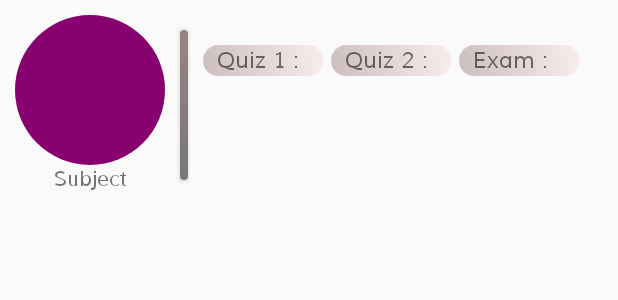
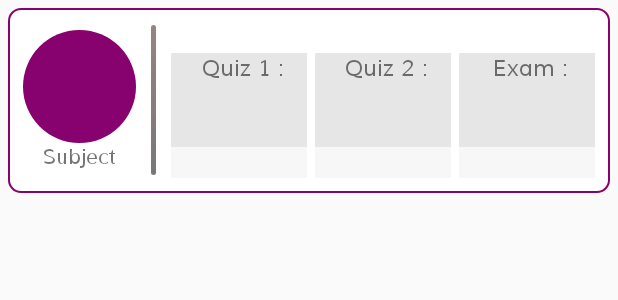
Before and after one commit to itekin156/ekraa, an Android app: the layout item_mark.xml on its own in the app's theme, with its tools: preview values and no code run, on a phone screen of 412 x 824 dp. Shown: the top 300 px of the screen. Run offline under Robolectric (Android 15) with nearby library versions, the phone set to English and light mode, and no system bars.

Commit message:
بخخخخخخخخخخخخ

```diff
--- a/app/src/main/java/com/example/user/electricschool/MarkActivity.java
+++ b/app/src/main/java/com/example/user/electricschool/MarkActivity.java
@@ -1,9 +1,12 @@
 package com.example.user.electricschool;
 
 import androidx.appcompat.app.AppCompatActivity;
+
 import android.os.Bundle;
+
 import androidx.recyclerview.widget.LinearLayoutManager;
 import androidx.recyclerview.widget.RecyclerView;
+
 import android.widget.Toast;
 
 import com.example.user.electricschool.Adapter.adapterRecyclerMark;
@@ -19,8 +22,7 @@ import java.util.ArrayList;
 import java.util.HashMap;
 import java.util.Objects;
 
-public class MarkActivity extends AppCompatActivity implements AsyncResponse
-{
+public class MarkActivity extends AppCompatActivity {
 
     private int imag_material;
     private ArrayList<Mark> marks;
@@ -28,82 +30,81 @@ public class MarkActivity extends AppCompatActivity implements AsyncResponse
 
 
     @Override
-    protected void onCreate(Bundle savedInstanceState)
-    {
+    protected void onCreate(Bundle savedInstanceState) {
         super.onCreate(savedInstanceState);
         setContentView(R.layout.activity_mark);
 
 
-
-        HashMap<String,String> postData=new HashMap<String,String>();
-        postData.put("id",StartActivity.id_don);
-        PostResponseAsyncTask marktask = new PostResponseAsyncTask(MarkActivity.this,postData);
-        marktask.execute("http://192.168.43.185:81/ekraa/Mark.php");
-
+//
+//        HashMap<String,String> postData=new HashMap<String,String>();
+//        postData.put("id",StartActivity.id_don);
+//        PostResponseAsyncTask marktask = new PostResponseAsyncTask(MarkActivity.this,postData);
+//        marktask.execute("http://192.168.43.185:81/ekraa/Mark.php");
+//
 
         marks = new ArrayList<>();
 //
-//            marks.add(new Mark(R.drawable.arabic,"arabic", 6, 8 ,20 ));
-//            marks.add(new Mark(R.drawable.art,"art", 10, 7 ,18 ));
-//            marks.add(new Mark(R.drawable.franch,"franch", 9, 10 ,19 ));
-//            marks.add(new Mark(R.drawable.sport,"sport", 9, 8 ,20 ));
-//            marks.add(new Mark(R.drawable.sience,"sience", 9, 9 ,17 ));
-//            marks.add(new Mark(R.drawable.english,"english", 0, 0 ,0 ));
-//            marks.add(new Mark(R.drawable.math,"math", 0, 0 ,0 ));
-//            marks.add(new Mark(R.drawable.music,"music", 0, 0 ,0 ));
-//            marks.add(new Mark(R.drawable.history,"history", 0, 0 ,0 ));
-//            marks.add(new Mark(R.drawable.chimstry,"sience", 0, 0 ,0 ));
+            marks.add(new Mark(R.drawable.arabic,"arabic", 6, 8 ,20 ));
+            marks.add(new Mark(R.drawable.art,"art", 10, 7 ,18 ));
+            marks.add(new Mark(R.drawable.franch,"franch", 9, 10 ,19 ));
+            marks.add(new Mark(R.drawable.sport,"sport", 9, 8 ,20 ));
+            marks.add(new Mark(R.drawable.sience,"sience", 9, 9 ,17 ));
+            marks.add(new Mark(R.drawable.english,"english", 0, 0 ,0 ));
+            marks.add(new Mark(R.drawable.math,"math", 0, 0 ,0 ));
+            marks.add(new Mark(R.drawable.music,"music", 0, 0 ,0 ));
+            marks.add(new Mark(R.drawable.history,"history", 0, 0 ,0 ));
+            marks.add(new Mark(R.drawable.chimstry,"sience", 0, 0 ,0 ));
 
         recyclermark = (RecyclerView) findViewById(R.id.recyclerviewmark);
         recyclermark.setHasFixedSize(true);
         RecyclerView.LayoutManager layoutManager = new LinearLayoutManager(this);
         recyclermark.setLayoutManager(layoutManager);
-
-
-        }
-
-
-    public void processFinish(String s)
-    {
-        try
-        {
-
-            XMLPARSER parser = new XMLPARSER();
-            Document doc = parser.getDomElement(s);
-            NodeList nl = doc.getElementsByTagName("user");
-            int l=nl.getLength();
-            for(int i=0;i<l;i++)
-            {
-
-
-                Element e = (Element) nl.item(i);
-               // String image_material = e.getElementsByTagName("image_material").item(0).getTextContent();
-                String material_name = e.getElementsByTagName("material_name").item(0).getTextContent();
-                String first_quiz_mark = e.getElementsByTagName("first_quiz_mark").item(0).getTextContent();
-                String second_quiz_mark = e.getElementsByTagName("second_quiz_mark").item(0).getTextContent();
-                String assignment_mark = e.getElementsByTagName("assignment_mark").item(0).getTextContent();
-
-                if(Objects.equals(material_name, "arabic"))
-                imag_material =R.drawable.arabic;
-
-
-               marks.add(new Mark(imag_material,material_name,Integer.parseInt(first_quiz_mark),Integer.parseInt(second_quiz_mark),Integer.parseInt(assignment_mark)));
-
         RecyclerView.Adapter adapter = new adapterRecyclerMark(this, marks);
         recyclermark.setAdapter(adapter);
 
     }
 
 
-        }
-        catch (Exception e)
-        {
-            Toast.makeText(this,e.getMessage(),Toast.LENGTH_LONG).show();
-
-        }
-
-    }
-
+//    public void processFinish(String s)
+//    {
+//        try
+//        {
+//
+//            XMLPARSER parser = new XMLPARSER();
+//            Document doc = parser.getDomElement(s);
+//            NodeList nl = doc.getElementsByTagName("user");
+//            int l=nl.getLength();
+//            for(int i=0;i<l;i++)
+//            {
+//
+//
+//                Element e = (Element) nl.item(i);
+//               // String image_material = e.getElementsByTagName("image_material").item(0).getTextContent();
+//                String material_name = e.getElementsByTagName("material_name").item(0).getTextContent();
+//                String first_quiz_mark = e.getElementsByTagName("first_quiz_mark").item(0).getTextContent();
+//                String second_quiz_mark = e.getElementsByTagName("second_quiz_mark").item(0).getTextContent();
+//                String assignment_mark = e.getElementsByTagName("assignment_mark").item(0).getTextContent();
+//
+//                if(Objects.equals(material_name, "arabic"))
+//                imag_material =R.drawable.arabic;
+//
+//
+//               marks.add(new Mark(imag_material,material_name,Integer.parseInt(first_quiz_mark),Integer.parseInt(second_quiz_mark),Integer.parseInt(assignment_mark)));
+//
+//                RecyclerView.Adapter adapter = new adapterRecyclerMark(this, marks);
+//                recyclermark.setAdapter(adapter);
+//
+//            }
+//
+//
+//        }
+//        catch (Exception e)
+//        {
+//            Toast.makeText(this,e.getMessage(),Toast.LENGTH_LONG).show();
+//
+//        }
+//
+//    }
 
 
 }
--- a/app/src/main/java/com/example/user/electricschool/XMLPARSER.java
+++ b/app/src/main/java/com/example/user/electricschool/XMLPARSER.java
@@ -14,7 +14,6 @@ import org.xml.sax.SAXException;
 import android.util.Log;
 
 public class XMLPARSER {
-// بخخخخخخخخخخخخخخخخخخ
     public Document getDomElement(String xml){
         Document doc = null;
         DocumentBuilderFactory dbf = DocumentBuilderFactory.newInstance();
--- a/app/src/main/res/layout/item_mark.xml
+++ b/app/src/main/res/layout/item_mark.xml
@@ -1,6 +1,11 @@
-<?xml version="1.0" encoding="utf-8"?>
+<LinearLayout xmlns:android="http://schemas.android.com/apk/res/android"
+    android:layout_width="match_parent"
+    android:layout_height="wrap_content"
+    android:background="@drawable/bbb3"
+    android:layout_margin="5dp">
+
     <LinearLayout
-    xmlns:android="http://schemas.android.com/apk/res/android" android:layout_width="match_parent"
+        android:layout_width="match_parent"
         android:layout_height="wrap_content"
         android:orientation="horizontal"
         android:padding="10dp">
@@ -8,100 +13,123 @@
         <LinearLayout
             android:layout_width="wrap_content"
             android:layout_height="wrap_content"
+            android:layout_gravity="center"
             android:orientation="vertical">
 
             <ImageView
                 android:id="@+id/imageSub"
-            android:layout_width="100dp"
-            android:layout_height="100dp"
+                android:layout_width="75dp"
+                android:layout_height="75dp"
+                android:layout_gravity="center"
                 android:background="@drawable/shap_imag" />
+
             <TextView
                 android:id="@+id/nameSub"
+                android:layout_width="match_parent"
+                android:layout_height="wrap_content"
                 android:gravity="center"
-            android:text="Subject"
-            android:layout_width="match_parent"
-            android:layout_height="wrap_content" />
+                android:text="Subject" />
 
         </LinearLayout>
 
         <Button
-        android:layout_marginTop="10dp"
+            style="?android:attr/borderlessButtonStyle"
+            android:layout_width="3dp"
+            android:layout_height="100dp"
+            android:layout_gravity="center"
+
             android:layout_marginLeft="10dp"
-        android:layout_width="5dp"
-        android:layout_height="100dp"
             android:background="@drawable/shape_line" />
 
         <LinearLayout
-        android:layout_marginLeft="10dp"
             android:layout_width="80dp"
             android:layout_height="wrap_content"
+            android:layout_marginLeft="10dp"
+            android:layout_weight="1"
             android:orientation="vertical">
 
             <TextView
+                android:layout_width="match_parent"
+                android:layout_height="match_parent"
                 android:layout_marginTop="20dp"
-            android:layout_width="80dp"
-            android:layout_height="match_parent"
+                android:paddingBottom="42dp"
+                android:layout_gravity="center"
+                android:gravity="center"
+                android:background="@color/grey2"
                 android:text=" Quiz 1 :"
-            android:textSize="15dp"
-            android:background="@drawable/shap_text"
-            android:layout_marginBottom="42dp"/>
+                android:textSize="15dp" />
+
             <TextView
                 android:id="@+id/Quiz1"
-            android:layout_width="80dp"
+                android:layout_width="match_parent"
                 android:layout_height="match_parent"
+                android:layout_gravity="center"
+                android:background="@color/grey_Light"
+                android:gravity="center"
                 android:text=" "
-            android:textSize="15dp"
-            android:layout_marginStart="10dp"
-            android:layout_marginBottom="42dp"/>
+                android:textSize="15sp" />
         </LinearLayout>
 
         <LinearLayout
-        android:layout_marginLeft="5dp"
             android:layout_width="80dp"
             android:layout_height="wrap_content"
+            android:layout_marginLeft="5dp"
+            android:layout_weight="1"
             android:orientation="vertical">
 
             <TextView
+                android:layout_width="match_parent"
+                android:layout_height="match_parent"
                 android:layout_marginTop="20dp"
-            android:layout_width="80dp"
-            android:layout_height="match_parent"
+                android:paddingBottom="42dp"
+                android:layout_gravity="center"
+                android:gravity="center"
+                android:background="@color/grey2"
                 android:text=" Quiz 2 :"
-            android:textSize="15dp"
-            android:background="@drawable/shap_text"
-            android:layout_marginBottom="42dp"/>
+                android:textSize="15dp" />
+
             <TextView
                 android:id="@+id/Quiz2"
-            android:layout_width="80dp"
+                android:layout_width="match_parent"
                 android:layout_height="match_parent"
+                android:layout_gravity="center"
+                android:background="@color/grey_Light"
+                android:gravity="center"
                 android:text=" "
-            android:textSize="15dp"
-            android:layout_marginStart="10dp"
-            android:layout_marginBottom="42dp"/>
+                android:textSize="15sp"/>
         </LinearLayout>
 
         <LinearLayout
-        android:layout_marginLeft="5dp"
             android:layout_width="80dp"
             android:layout_height="wrap_content"
+            android:layout_marginLeft="5dp"
+            android:layout_weight="1"
             android:orientation="vertical">
 
             <TextView
+                android:layout_width="match_parent"
+                android:layout_height="match_parent"
                 android:layout_marginTop="20dp"
-            android:layout_width="80dp"
+                android:paddingBottom="42dp"
+                android:layout_gravity="center"
+                android:gravity="center"
+                android:background="@color/grey2"
+                android:text=" Exam :"
+                android:textSize="15dp" />
+
+            <TextView
+                android:id="@+id/Quiz3"
+                android:layout_width="match_parent"
                 android:layout_height="match_parent"
-            android:text=" Exam :"
-            android:textSize="15dp"
-            android:background="@drawable/shap_text"
-            android:layout_marginBottom="42dp"/>
-        <TextView
-            android:layout_marginStart="10dp"
-            android:id="@+id/Quiz3"
-            android:layout_width="80dp"
-            android:layout_height="match_parent"
+                android:layout_gravity="center"
+                android:background="@color/grey_Light"
+                android:gravity="center"
                 android:text=" "
-            android:textSize="15dp"
-            android:layout_marginBottom="42dp"/>
+                android:textSize="15sp" />
         </LinearLayout>
 
 
     </LinearLayout>
+
+
+</LinearLayout>
```
Lines whose indentation alone changed are shown as unchanged.
